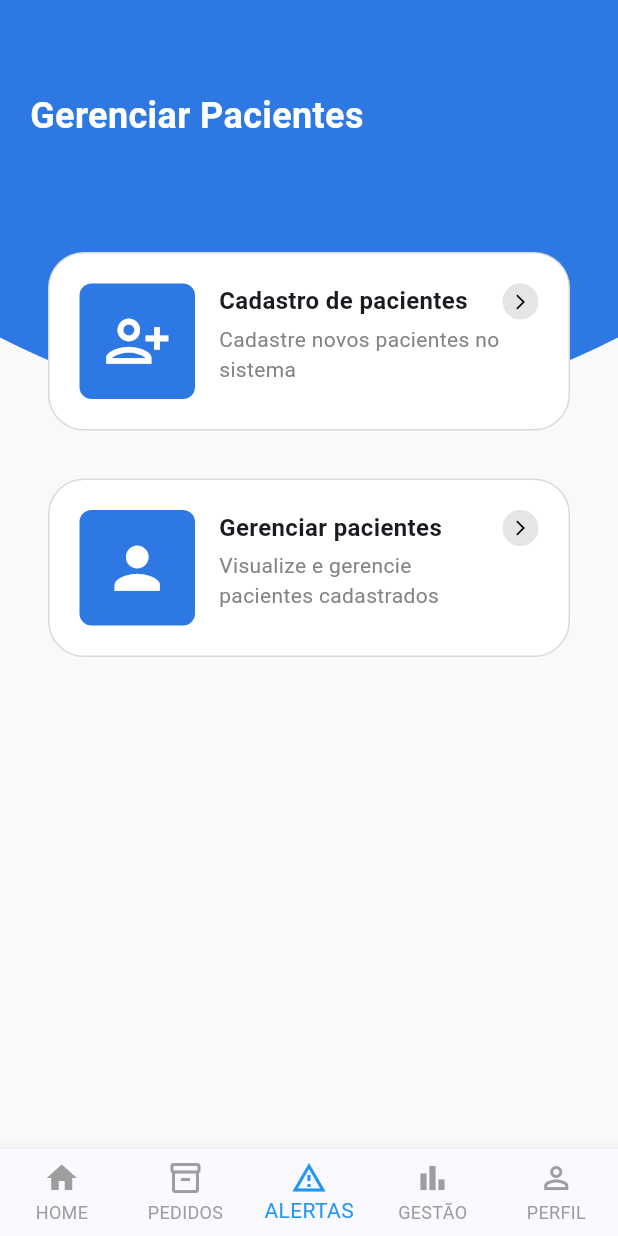
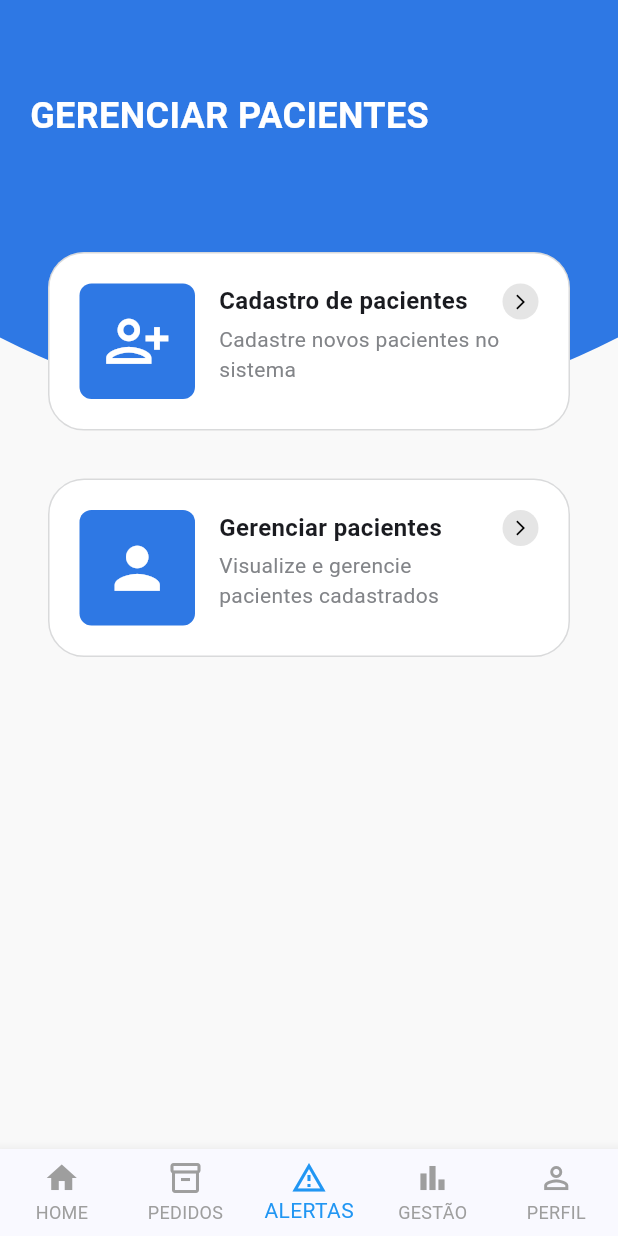
Before and after one commit to Sync-FATEC/API-5-FRONT, a Flutter app: the PatientsScreen screen opened directly, on a phone screen of 412 x 824 dp. Run offline on Flutter 3.47's test engine with Material 3 defaults, Android fonts, the phone set to English and light mode, and no system bars; our stand-ins replace firebase_auth, firebase_core, flutter_dotenv, permission_handler, printing, qr_flutter and 2 more; missing offline and left inert: image_gallery_saver_plus, mobile_scanner; accounts and stored records are empty; network calls fail.

Commit message:
style: melhoria na visualização do card do agendamento

```diff
--- a/src/lib/ui/views/patients/patients_screen.dart
+++ b/src/lib/ui/views/patients/patients_screen.dart
@@ -140,7 +140,7 @@ class _PatientsScreenState extends State<PatientsScreen> {
         builder: (context, vm, _) => Scaffold(
           body: Stack(
             children: [
-              Column(children: [const Header(title: 'Gerenciar Pacientes')]),
+              Column(children: [const Header(title: 'GERENCIAR PACIENTES')]),
               Positioned(
                 top: 160, // Ajuste este valor para posicionar sobre o header
                 left: 16,
@@ -165,7 +165,8 @@ class _PatientsScreenState extends State<PatientsScreen> {
                         Navigator.push(
                           context,
                           MaterialPageRoute(
-                            builder: (context) => const PatientsManagementScreen(),
+                            builder: (context) =>
+                                const PatientsManagementScreen(),
                           ),
                         );
                       },
--- a/src/lib/ui/widgets/custom_card.dart
+++ b/src/lib/ui/widgets/custom_card.dart
@@ -12,6 +12,8 @@ class CustomCard extends StatelessWidget {
   final Function? onDelete;
   final Function? onEdit;
   final Widget? trailing;
+  final String? additionalInfo;
+  final Widget? bottomWidget;
 
   const CustomCard({
     super.key,
@@ -25,6 +27,8 @@ class CustomCard extends StatelessWidget {
     this.onDelete,
     this.onEdit,
     this.trailing,
+    this.additionalInfo,
+    this.bottomWidget,
   });
 
   void _showOptionsBottomSheet(BuildContext context) {
@@ -109,22 +113,7 @@ class CustomCard extends StatelessWidget {
 
   @override
   Widget build(BuildContext context) {
-    return GestureDetector(
-      onLongPress: (onDelete != null || onEdit != null)
-          ? () {
-              _showOptionsBottomSheet(context);
-            }
-          : null,
-      onTap: onTap,
-      child: Container(
-        margin: const EdgeInsets.symmetric(horizontal: 16.0, vertical: 8.0),
-        padding: const EdgeInsets.all(20.0),
-        decoration: BoxDecoration(
-          color: Colors.white,
-          borderRadius: BorderRadius.circular(24),
-          border: Border.all(color: AppColors.gray.withOpacity(0.3), width: 1),
-        ),
-        child: Row(
+    final mainContent = Row(
       crossAxisAlignment: CrossAxisAlignment.start,
       children: [
         // Círculo do Ícone
@@ -159,6 +148,19 @@ class CustomCard extends StatelessWidget {
                 maxLines: 3,
                 overflow: TextOverflow.ellipsis,
               ),
+              if (additionalInfo != null) ...[
+                const SizedBox(height: 8),
+                Text(
+                  additionalInfo!,
+                  style: TextStyle(
+                    fontSize: 12,
+                    color: AppColors.gray,
+                    fontWeight: FontWeight.w500,
+                  ),
+                  maxLines: null,
+                  overflow: TextOverflow.ellipsis,
+                ),
+              ],
             ],
           ),
         ),
@@ -179,8 +181,34 @@ class CustomCard extends StatelessWidget {
             ),
           ),
       ],
+    );
+
+    final cardContent = bottomWidget != null
+        ? Column(
+            mainAxisSize: MainAxisSize.min,
+            children: [mainContent, const SizedBox(height: 12), bottomWidget!],
+          )
+        : mainContent;
+
+    final mainCard = GestureDetector(
+      onLongPress: (onDelete != null || onEdit != null)
+          ? () {
+              _showOptionsBottomSheet(context);
+            }
+          : null,
+      onTap: onTap,
+      child: Container(
+        margin: const EdgeInsets.symmetric(horizontal: 16.0, vertical: 8.0),
+        padding: const EdgeInsets.all(20.0),
+        decoration: BoxDecoration(
+          color: Colors.white,
+          borderRadius: BorderRadius.circular(24),
+          border: Border.all(color: AppColors.gray.withOpacity(0.3), width: 1),
         ),
+        child: cardContent,
       ),
     );
+
+    return mainCard;
   }
 }
```
Also changed, not shown: src/lib/ui/viewmodels/exam_types_viewmodel.dart (+26 -6 lines), src/lib/ui/views/appointments/appointments_screen.dart (+97 -55 lines), src/lib/ui/views/exam_types/exam_types_screen.dart (+18 -3 lines). Lines whose indentation alone changed are shown as unchanged.
